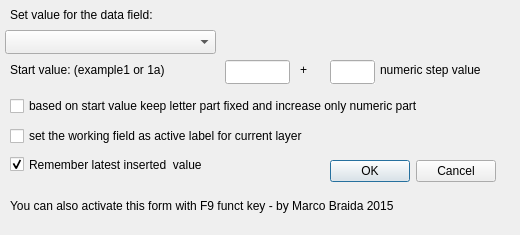
This is forms/HouseNumbering_update_selected_form.ui in marcobra/HouseNumbering as Qt 5 draws it before an edit. The edited form follows.
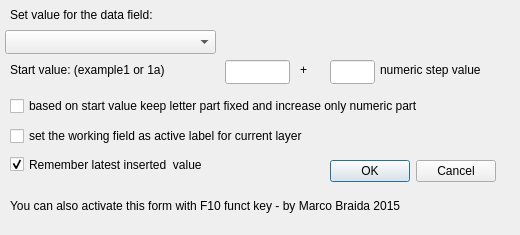
This is the edited form.

Commit message: Reverted some wrong edit of dislog form text

The edit to the form file:
```diff
--- a/forms/HouseNumbering_update_selected_form.ui
+++ b/forms/HouseNumbering_update_selected_form.ui
@@ -109,7 +109,7 @@
     </rect>
    </property>
    <property name="text">
-    <string>You can also activate this form with F9 funct key - by Marco Braida 2015</string>
+    <string>You can also activate this form with F10 funct key - by Marco Braida 2015</string>
    </property>
   </widget>
   <widget class="QCheckBox" name="cBkeepLatestValue">
```
The commit also changes 1 other file.
